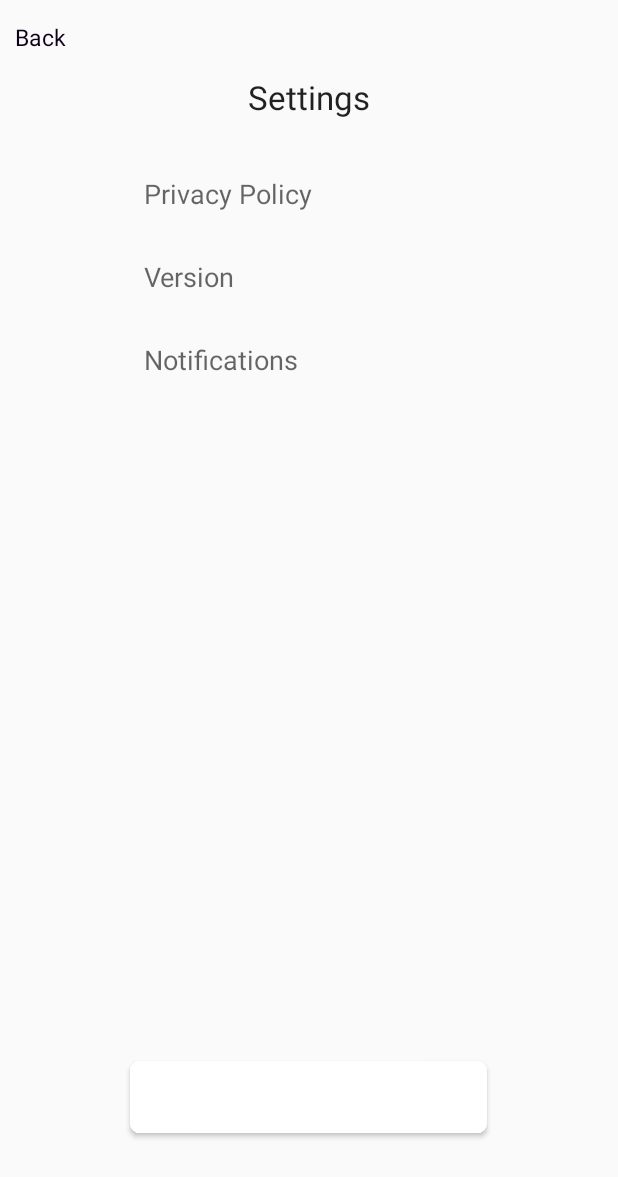
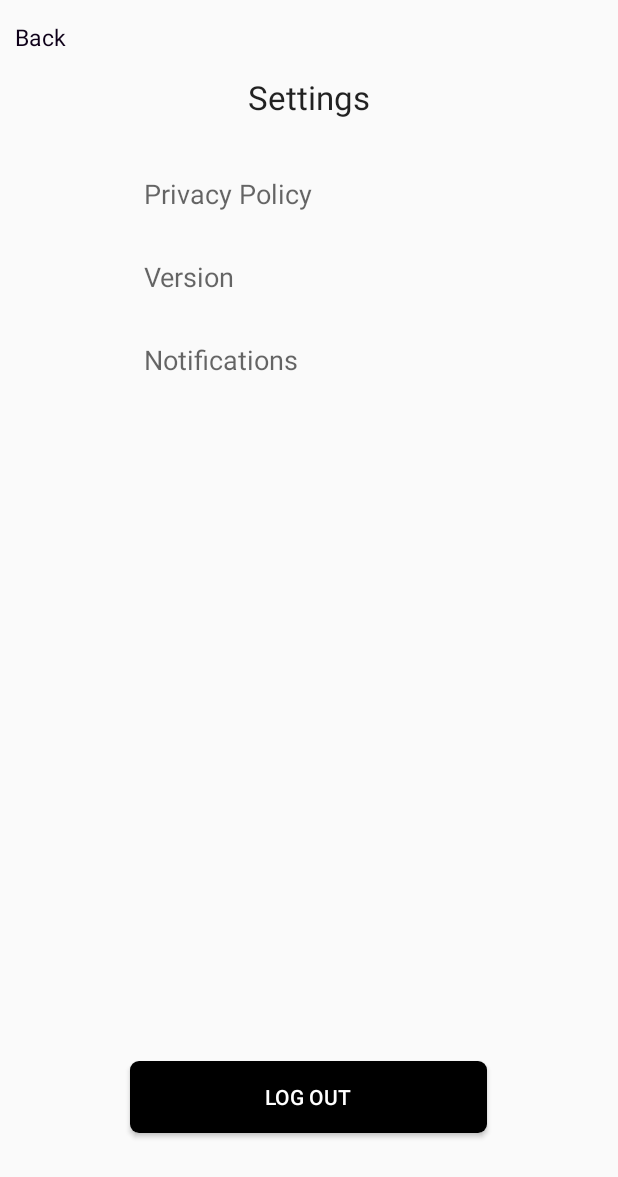
Before and after one commit to ethanzh/jiaohuan-android, an Android app: the Settings screen opened directly, with no data from a screen before it, on a phone screen of 412 x 824 dp. Shown: the top 1177 px of the screen. Run offline under Robolectric (Android 15) with nearby library versions, the phone set to English and light mode, and no system bars.

Commit message:
Everything's working for now

```diff
--- a/app/src/main/res/drawable/black_rounded_button.xml
+++ b/app/src/main/res/drawable/black_rounded_button.xml
@@ -1,5 +1,5 @@
 <shape xmlns:android="http://schemas.android.com/apk/res/android">
-    <solid android:color="#FFFFFF" />
+    <solid android:color="#000000" />
 
     <corners android:radius="6dp" />
 </shape>
--- a/app/src/main/res/layout/start_page.xml
+++ b/app/src/main/res/layout/start_page.xml
@@ -5,7 +5,7 @@
               android:id="@+id/start_layout"
               android:paddingBottom="20dp"
               android:layout_height="match_parent"
-              android:background="#F0F04F"
+              android:background="@drawable/blurred_shanghai_startpage"
               android:weightSum="1">
 
     <TextView
@@ -72,7 +72,7 @@
             android:text="Sign In"
             android:textColor="#0e0019"
             android:id="@+id/signin"
-            android:background="@drawable/black_rounded_button"
+            android:background="@drawable/white_rounded_button"
             android:layout_weight="0.26"
             android:layout_marginLeft="29dp"
             android:layout_marginStart="29dp"
@@ -92,7 +92,7 @@
             android:layout_marginRight="37dp"
             android:textColor="#0e0019"
             android:id="@+id/signup"
-            android:background="@drawable/black_rounded_button"
+            android:background="@drawable/white_rounded_button"
             android:layout_gravity="center_horizontal"
             android:layout_weight="0.26"
             android:layout_marginEnd="37dp"
```
Also changed, not shown: app/src/main/java/com/jiaohuan/jiaohuan/Settings.java (+7 -1 lines), app/src/main/java/com/jiaohuan/jiaohuan/StartPage.java (+5 -2 lines).
